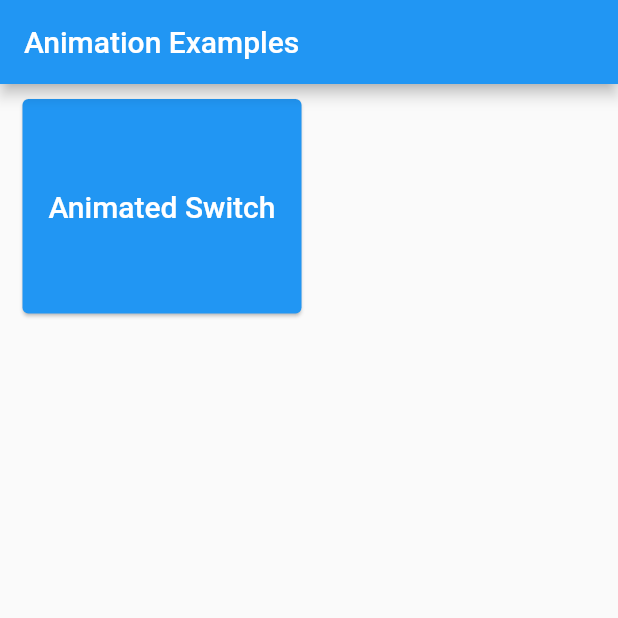
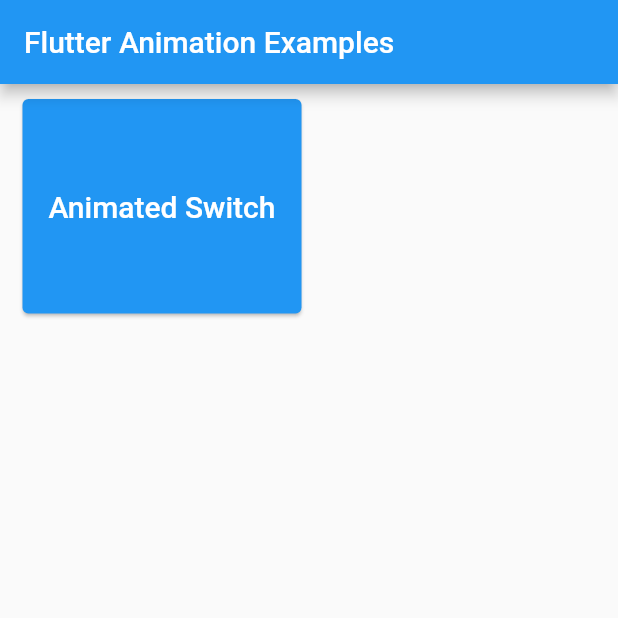
Before and after one commit to timilehinjegede/flutter-animation-examples, a Flutter app: the screen it shows after launch, on a phone screen of 412 x 824 dp, the top half of it. Run offline on Flutter 3.47's test engine with Material 2 defaults, Android fonts, the phone set to English and light mode, and no system bars.

Commit message:
feat: ui setup complete

```diff
--- a/lib/main.dart
+++ b/lib/main.dart
@@ -10,6 +10,7 @@
   @override
   Widget build(BuildContext context) {
     return MaterialApp(
+      debugShowCheckedModeBanner: false,
       theme: ThemeData(
         primarySwatch: Colors.blue,
         visualDensity: VisualDensity.adaptivePlatformDensity,
--- a/lib/screens/home.dart
+++ b/lib/screens/home.dart
@@ -7,16 +7,17 @@
     return Scaffold(
       appBar: AppBar(
         title: Text(
-          'Animation Examples',
+          'Flutter Animation Examples',
         ),
       ),
       body: GridView.builder(
         padding: const EdgeInsets.symmetric(horizontal: 15.0, vertical: 10.0),
         gridDelegate: SliverGridDelegateWithFixedCrossAxisCount(
-            crossAxisCount: 2,
-            mainAxisSpacing: 10,
-            crossAxisSpacing: 10,
-            childAspectRatio: 1.3),
+          crossAxisCount: 2,
+          mainAxisSpacing: 10,
+          crossAxisSpacing: 10,
+          childAspectRatio: 1.3,
+        ),
         itemBuilder: (_, index) {
           return ItemCard(
             cardTitle: ScreenModel.screenModelList[index].screenName,
@@ -41,7 +42,13 @@
   final String cardTitle;
   final VoidCallback onTap;
 
-  const ItemCard({Key key, this.cardTitle, this.onTap}) : super(key: key);
+  const ItemCard({
+    Key key,
+    @required this.cardTitle,
+    @required this.onTap,
+  })  : assert(cardTitle != null, 'Card Title cannot be null'),
+        assert(onTap != null, 'onTap cannot be null'),
+        super(key: key);
 
   @override
   Widget build(BuildContext context) {
--- a/lib/screens/screens_barrel.dart
+++ b/lib/screens/screens_barrel.dart
@@ -1,2 +1,2 @@
-export 'animated_switch.dart';
 export 'home.dart';
+export 'animated_switch/animated_switch.dart';
```
Also changed, not shown: lib/screens/animated_switch/animated_switch.dart (renamed from lib/screens/animated_switch.dart).
